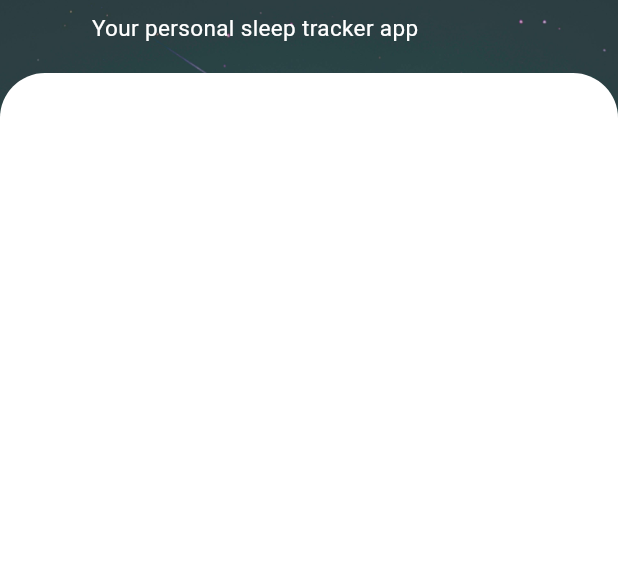
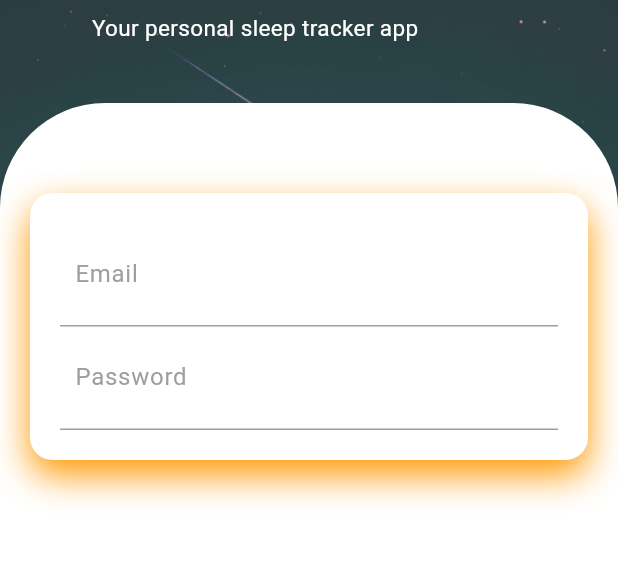
Before and after one commit to lxmwaniky/slumbernaut, a Flutter app: the screen it shows after launch, on a phone screen of 412 x 824 dp, the part 254-819 px from its top. Run offline on Flutter 3.47's test engine with Material 3 defaults, Android fonts, the phone set to English and light mode, and no system bars; our stand-ins replace google_fonts.

Commit message:
Refactor welcome page layout, add Google Fonts package, and create a container widget

```diff
--- a/lib/pages/welcome_page.dart
+++ b/lib/pages/welcome_page.dart
@@ -51,15 +51,71 @@ class WelcomePage extends StatelessWidget {
                   ],
                 ),
               ),
+              SizedBox(
+                height: 20,
+              ),
               Expanded( // Expanded widget to fill the remaining space
                 child: Container(
                   decoration: BoxDecoration(
                     color: Colors.white,
                     borderRadius: BorderRadius.only(
-                      topLeft: Radius.circular(30),
-                      topRight: Radius.circular(30),
+                      topLeft: Radius.circular(70),
+                      topRight: Radius.circular(70),
                     ),
                   ),
+                child: Padding(
+                  padding: const EdgeInsets.all(20),
+                  child: Column(
+                    children: [
+                      SizedBox(height: 40,),
+                      Container(
+                        padding: EdgeInsets.all(20),
+                        decoration: BoxDecoration(
+                          color: Colors.white,
+                          borderRadius: BorderRadius.circular(15),
+                          boxShadow: [BoxShadow(
+                            color: Colors.orange,
+                            blurRadius: 20,
+                            offset: Offset(0, 10),
+                          ),]
+                        ),
+                        child: Column(
+                          children: [
+                            Container(
+                              padding: EdgeInsets.all(10),
+                              decoration: BoxDecoration(
+                                border: Border(bottom: BorderSide(color: Colors.grey)),
+                              ),
+                              child: TextField(
+                                decoration: InputDecoration(
+                                  hintText: 'Email',
+                                  hintStyle: TextStyle(color: Colors.grey),
+                                  border: InputBorder.none,
+                                ),
+                              ),
+                            ),
+                            Container(
+                              padding: EdgeInsets.all(10),
+                              decoration: BoxDecoration(
+                                border: Border(bottom: BorderSide(color: Colors.grey)),
+                              ),
+                              child: TextField(
+                                obscureText: true,
+                                enableSuggestions: false,
+                                autocorrect: false,
+                                decoration: InputDecoration(
+                                  hintText: 'Password',
+                                  hintStyle: TextStyle(color: Colors.grey),
+                                  border: InputBorder.none,
+                                ),
+                              ),
+                            ),
+                          ]
+                        ),
+                      )
+                    ],
+                  ),
+                ),
                 ),
               ),
             ],
```
